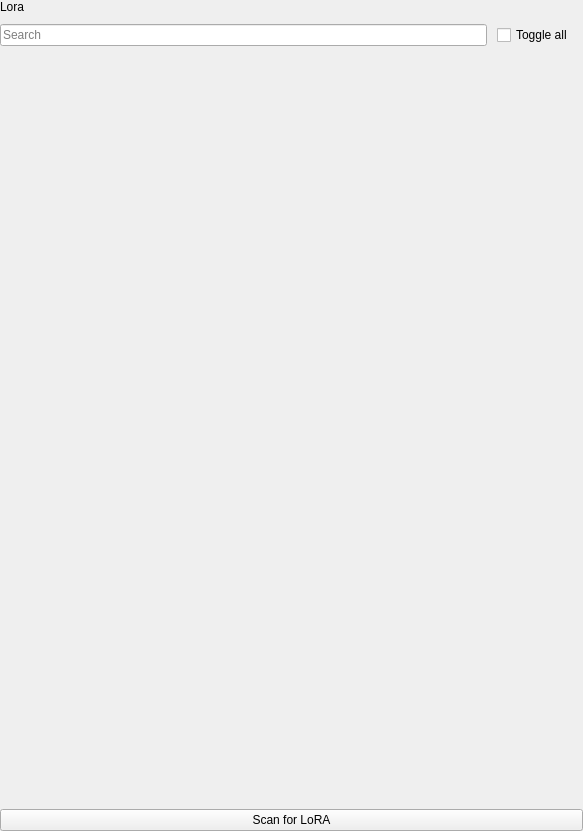
The window that src/airunner/widgets/lora/templates/lora_container.ui (Capsize-Games/airunner) describes before a commit, drawn with Qt 5.
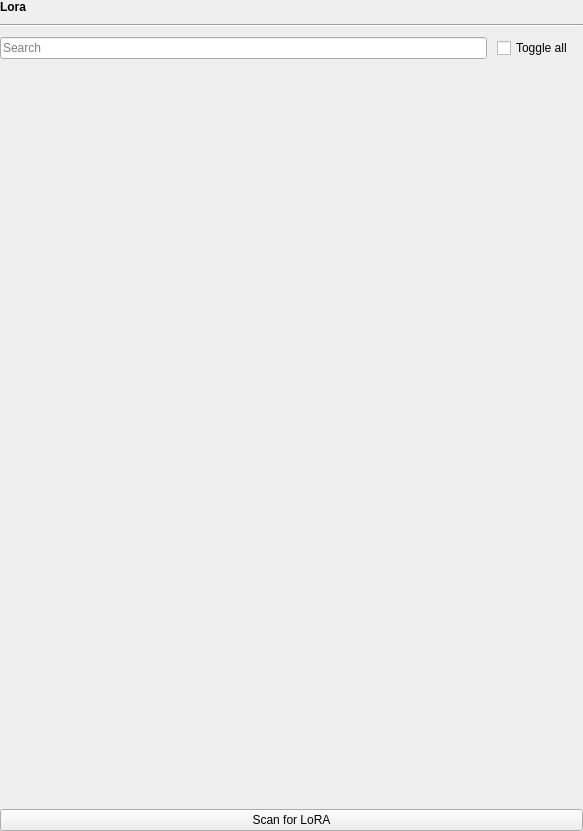
The same window after the commit.

Commit message: add missing horizontal lines and make header label bold for each settings widget

The edit to the form file:
```diff
--- a/src/airunner/widgets/lora/templates/lora_container.ui
+++ b/src/airunner/widgets/lora/templates/lora_container.ui
@@ -32,7 +32,19 @@
    <property name="verticalSpacing">
     <number>10</number>
    </property>
-   <item row="1" column="0">
+   <item row="0" column="0">
+    <widget class="QLabel" name="label">
+     <property name="font">
+      <font>
+       <bold>true</bold>
+      </font>
+     </property>
+     <property name="text">
+      <string>Lora</string>
+     </property>
+    </widget>
+   </item>
+   <item row="2" column="0">
     <layout class="QHBoxLayout" name="horizontalLayout">
      <property name="spacing">
       <number>10</number>
@@ -67,21 +79,14 @@
      </item>
     </layout>
    </item>
-   <item row="3" column="0">
+   <item row="4" column="0">
     <widget class="QPushButton" name="pushButton">
      <property name="text">
       <string>Scan for LoRA</string>
      </property>
     </widget>
    </item>
-   <item row="0" column="0">
-    <widget class="QLabel" name="label">
-     <property name="text">
-      <string>Lora</string>
-     </property>
-    </widget>
-   </item>
-   <item row="2" column="0">
+   <item row="3" column="0">
     <widget class="QScrollArea" name="lora_scroll_area">
      <property name="font">
       <font>
@@ -103,7 +108,7 @@
         <x>0</x>
         <y>0</y>
         <width>583</width>
-        <height>732</height>
+        <height>719</height>
        </rect>
       </property>
       <layout class="QGridLayout" name="gridLayout_2">
@@ -129,6 +134,13 @@
      </widget>
     </widget>
    </item>
+   <item row="1" column="0">
+    <widget class="Line" name="line">
+     <property name="orientation">
+      <enum>Qt::Orientation::Horizontal</enum>
+     </property>
+    </widget>
+   </item>
   </layout>
  </widget>
  <resources/>
```
The commit also changes 11 other files.
